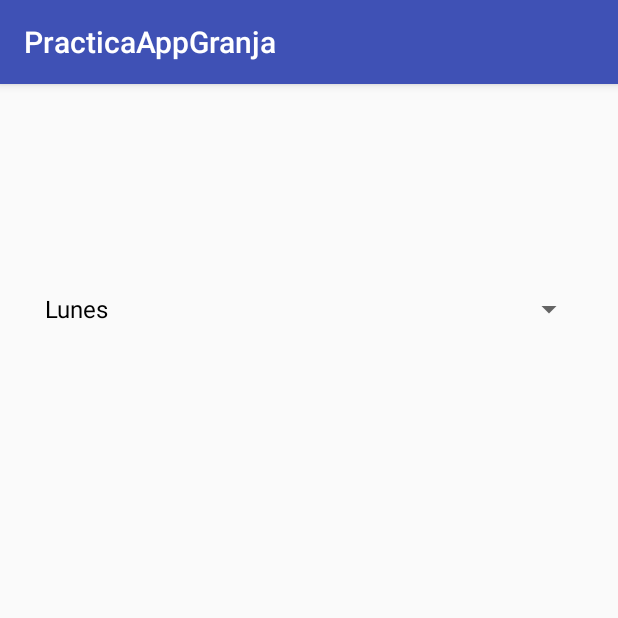
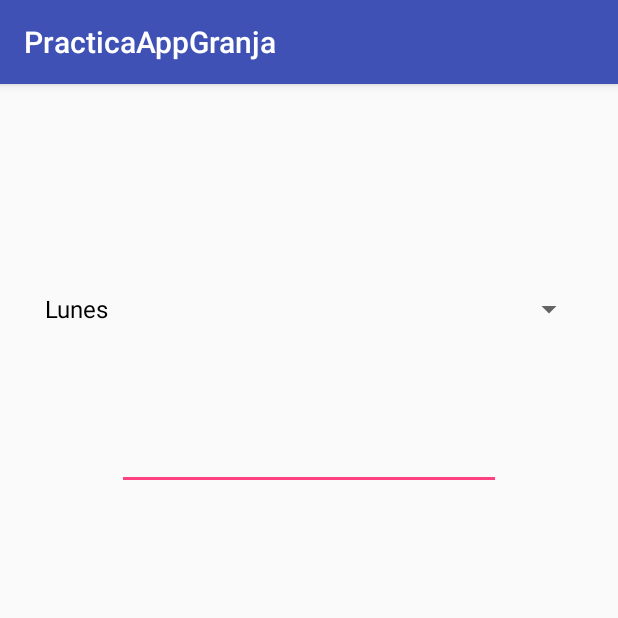
Before and after one commit to yeisongomezcastro/android, an Android app: the screen it shows after launch (MainActivity), on a phone screen of 412 x 824 dp, the top half of it. Run offline under Robolectric (Android 15) with nearby library versions, the phone set to English and light mode, and no system bars.

Commit message:
carga de Spinner + autoCompleteTextView

```diff
--- a/app/build.gradle
+++ b/app/build.gradle
@@ -22,6 +22,7 @@ dependencies {
     implementation fileTree(dir: 'libs', include: ['*.jar'])
     implementation 'com.android.support:appcompat-v7:28.0.0-rc01'
     implementation 'com.android.support.constraint:constraint-layout:1.1.2'
+    implementation 'com.jakewharton:butterknife:8.8.1'
     testImplementation 'junit:junit:4.12'
     androidTestImplementation 'com.android.support.test:runner:1.0.2'
     androidTestImplementation 'com.android.support.test.espresso:espresso-core:3.0.2'
--- a/app/src/main/java/calendar/com/co/practicaappgranja/MainActivity.java
+++ b/app/src/main/java/calendar/com/co/practicaappgranja/MainActivity.java
@@ -1,11 +1,13 @@
 package calendar.com.co.practicaappgranja;
 
+import android.graphics.Color;
 import android.media.MediaPlayer;
 import android.support.v7.app.AppCompatActivity;
 import android.os.Bundle;
 import android.view.View;
 import android.widget.AdapterView;
 import android.widget.ArrayAdapter;
+import android.widget.AutoCompleteTextView;
 import android.widget.Spinner;
 import android.widget.Toast;
 
@@ -13,9 +15,11 @@ import java.util.ArrayList;
 
 public class MainActivity extends AppCompatActivity {
 
+    AutoCompleteTextView autoCompleteTextView;
     Spinner spinner;
 
     private String[] dias = {"Lunes","Martes","Miercoles","Jueves","Viernes","Sabado","Domingo"};
+    private String[] lenguajes ={"c#","java","PHP","Pythom","scala","gosu","html"};
 
     @Override
     protected void onCreate(Bundle savedInstanceState) {
@@ -26,9 +30,13 @@ public class MainActivity extends AppCompatActivity {
 
     private void intitComponents(){
         spinner = (Spinner) findViewById(R.id.spinnerDias);
+        autoCompleteTextView = (AutoCompleteTextView) findViewById(R.id.autoCompleteTextView);
+        ArrayAdapter<String> arrayAdapterAutoComplete = new ArrayAdapter<>(this,R.layout.support_simple_spinner_dropdown_item,lenguajes);
         ArrayAdapter<String> arrayAdapter = new ArrayAdapter<>(this,R.layout.support_simple_spinner_dropdown_item,dias);
-       // adapterSpinner.setDropDownViewResource(android.R.layout.simple_spinner_dropdown_item);
         spinner.setAdapter(arrayAdapter);
+        autoCompleteTextView.setThreshold(1);
+        autoCompleteTextView.setAdapter(arrayAdapterAutoComplete);
+        autoCompleteTextView.setTextColor(Color.RED);
         spinner.setOnItemSelectedListener(new AdapterView.OnItemSelectedListener() {
             @Override
             public void onItemSelected(AdapterView<?> adapterView, View view, int i, long l) {
@@ -40,6 +48,7 @@ public class MainActivity extends AppCompatActivity {
 
             }
         });
+
     }
 
 }
--- a/app/src/main/res/layout/activity_main.xml
+++ b/app/src/main/res/layout/activity_main.xml
@@ -5,6 +5,22 @@
     android:layout_width="match_parent"
     android:layout_height="match_parent"
     tools:context=".MainActivity">
+
+    <AutoCompleteTextView
+        android:id="@+id/autoCompleteTextView"
+        android:layout_width="256dp"
+        android:layout_height="51dp"
+        android:layout_marginBottom="8dp"
+        android:layout_marginEnd="8dp"
+        android:layout_marginLeft="8dp"
+        android:layout_marginRight="8dp"
+        android:layout_marginStart="8dp"
+        android:layout_marginTop="8dp"
+        app:layout_constraintBottom_toBottomOf="parent"
+        app:layout_constraintEnd_toEndOf="parent"
+        app:layout_constraintStart_toStartOf="parent"
+        app:layout_constraintTop_toTopOf="parent"
+        app:layout_constraintVertical_bias="0.302" />
 
     <Spinner
         android:id="@+id/spinnerDias"
--- a/build.gradle
+++ b/build.gradle
@@ -8,6 +8,7 @@ buildscript {
     }
     dependencies {
         classpath 'com.android.tools.build:gradle:3.1.3'
+        classpath 'com.jakewharton:butterknife:8.8.1'
 
 
         // NOTE: Do not place your application dependencies here; they belong
```
